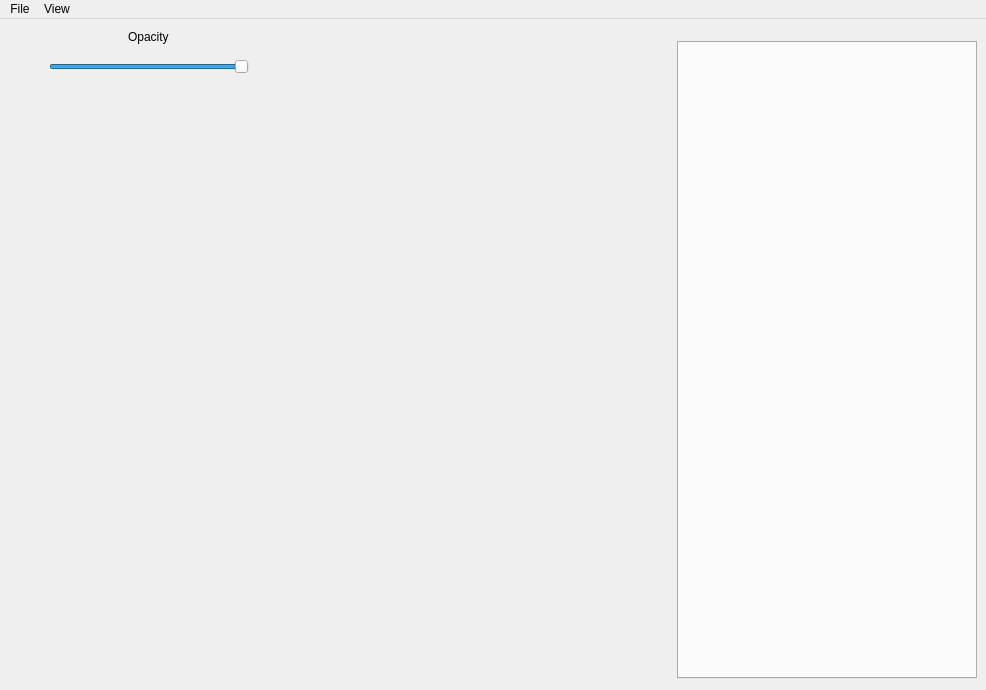
First picture: the form in src/mainwindow.ui, repository dboun/MultiPatientImageProcessing, before the edit.
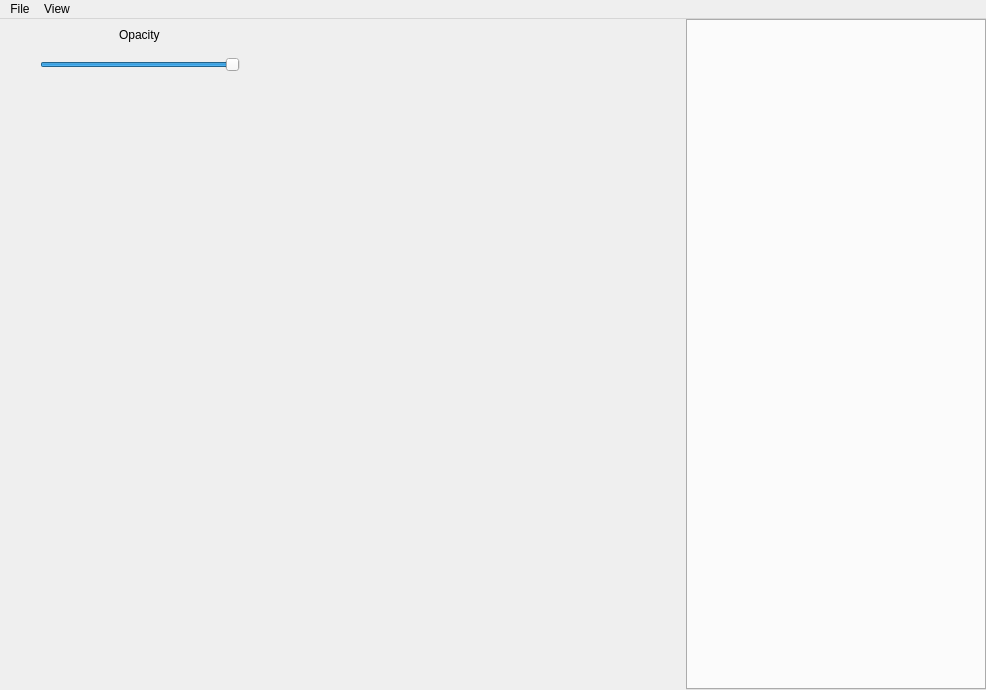
Second picture: the form after the edit.

Commit message: A little bit more modern design

```diff
--- a/src/mainwindow.ui
+++ b/src/mainwindow.ui
@@ -22,10 +22,16 @@
   <widget class="QWidget" name="centralWidget">
    <layout class="QHBoxLayout" name="horizontalLayout">
     <property name="leftMargin">
-     <number>9</number>
+     <number>0</number>
+    </property>
+    <property name="topMargin">
+     <number>0</number>
     </property>
     <property name="rightMargin">
-     <number>9</number>
+     <number>0</number>
+    </property>
+    <property name="bottomMargin">
+     <number>0</number>
     </property>
     <item>
      <widget class="QWidget" name="leftPanel" native="true">
@@ -52,13 +58,13 @@
         <number>0</number>
        </property>
        <property name="topMargin">
-        <number>0</number>
+        <number>9</number>
        </property>
        <property name="rightMargin">
         <number>0</number>
        </property>
        <property name="bottomMargin">
-        <number>9</number>
+        <number>0</number>
        </property>
        <item alignment="Qt::AlignHCenter">
         <widget class="QLabel" name="label">
@@ -174,8 +180,11 @@
        <property name="leftMargin">
         <number>0</number>
        </property>
+       <property name="topMargin">
+        <number>0</number>
+       </property>
        <property name="rightMargin">
-        <number>9</number>
+        <number>0</number>
        </property>
        <property name="bottomMargin">
         <number>0</number>
```
Left out of the diff: 2 changed lines with no effect on the pictures. The commit also changes 2 other files.
